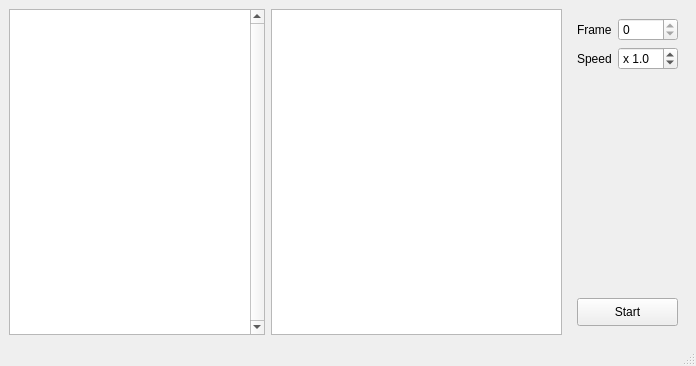
Old version of the form src/editor.ui in the repository Kracav4ik/jnb-sfml.
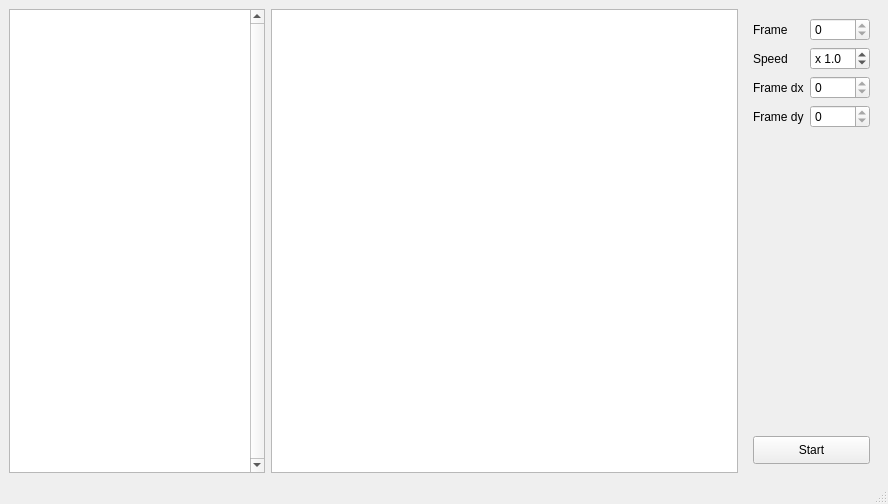
New version of the form.

```diff
--- a/src/editor.ui
+++ b/src/editor.ui
@@ -6,8 +6,8 @@
    <rect>
     <x>0</x>
     <y>0</y>
-    <width>696</width>
-    <height>366</height>
+    <width>888</width>
+    <height>504</height>
    </rect>
   </property>
   <property name="windowTitle">
@@ -34,7 +34,7 @@
     <item>
      <widget class="QWidget" name="widget" native="true">
       <layout class="QGridLayout" name="gridLayout">
-       <item row="3" column="0" colspan="2">
+       <item row="5" column="0" colspan="2">
         <widget class="QToolButton" name="startAnimation">
          <property name="sizePolicy">
           <sizepolicy hsizetype="Minimum" vsizetype="Fixed">
@@ -78,7 +78,7 @@
          </property>
         </widget>
        </item>
-       <item row="2" column="1">
+       <item row="4" column="1">
         <spacer name="verticalSpacer">
          <property name="orientation">
           <enum>Qt::Vertical</enum>
@@ -98,13 +98,6 @@
          </property>
         </widget>
        </item>
-       <item row="0" column="0">
-        <widget class="QLabel" name="label">
-         <property name="text">
-          <string>Frame</string>
-         </property>
-        </widget>
-       </item>
        <item row="0" column="1">
         <widget class="QSpinBox" name="frameNumber">
          <property name="maximum">
@@ -112,6 +105,56 @@
          </property>
         </widget>
        </item>
+       <item row="0" column="0">
+        <widget class="QLabel" name="label">
+         <property name="text">
+          <string>Frame</string>
+         </property>
+        </widget>
+       </item>
+       <item row="2" column="0">
+        <widget class="QLabel" name="label_3">
+         <property name="text">
+          <string>Frame dx</string>
+         </property>
+        </widget>
+       </item>
+       <item row="3" column="0">
+        <widget class="QLabel" name="label_4">
+         <property name="text">
+          <string>Frame dy</string>
+         </property>
+         <property name="textFormat">
+          <enum>Qt::AutoText</enum>
+         </property>
+        </widget>
+       </item>
+       <item row="2" column="1">
+        <widget class="QSpinBox" name="frameDx">
+         <property name="readOnly">
+          <bool>true</bool>
+         </property>
+         <property name="minimum">
+          <number>-99</number>
+         </property>
+         <property name="maximum">
+          <number>99</number>
+         </property>
+        </widget>
+       </item>
+       <item row="3" column="1">
+        <widget class="QSpinBox" name="frameDy">
+         <property name="readOnly">
+          <bool>true</bool>
+         </property>
+         <property name="minimum">
+          <number>-99</number>
+         </property>
+         <property name="maximum">
+          <number>99</number>
+         </property>
+        </widget>
+       </item>
       </layout>
      </widget>
     </item>
@@ -122,7 +165,7 @@
     <rect>
      <x>0</x>
      <y>0</y>
-     <width>696</width>
+     <width>888</width>
      <height>26</height>
     </rect>
    </property>
```
